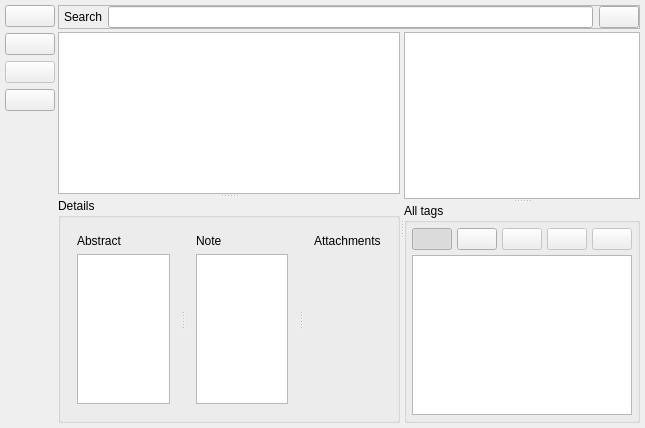
The window that PagePapers.ui (congchenutd/papernet) describes before a commit, drawn with Qt 5.
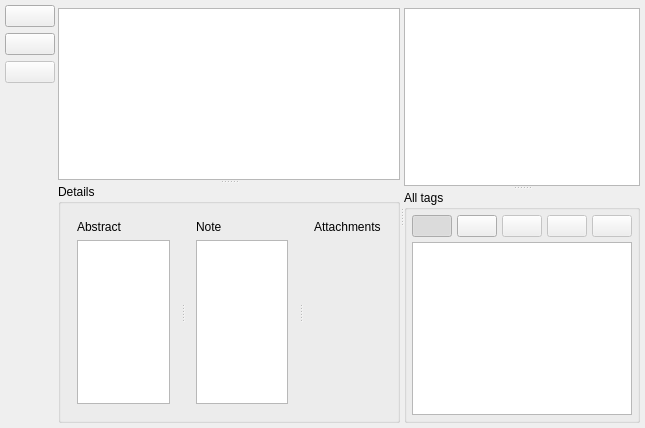
The same window after the commit. Icons and pictures are not drawn. Custom widgets are drawn as their Qt base class.

Commit message: move search to toolbar

The edit to the form file:
```diff
--- a/PagePapers.ui
+++ b/PagePapers.ui
@@ -79,26 +79,6 @@
        </property>
       </widget>
      </item>
-     <item>
-      <widget class="QPushButton" name="btSearch">
-       <property name="icon">
-        <iconset resource="MainWindow.qrc">
-         <normaloff>:/MainWindow/Images/Search.png</normaloff>:/MainWindow/Images/Search.png</iconset>
-       </property>
-       <property name="iconSize">
-        <size>
-         <width>32</width>
-         <height>32</height>
-        </size>
-       </property>
-       <property name="shortcut">
-        <string>Ctrl+F</string>
-       </property>
-       <property name="checkable">
-        <bool>true</bool>
-       </property>
-      </widget>
-     </item>
      <item>
       <spacer name="verticalSpacer">
        <property name="orientation">
@@ -114,54 +94,6 @@
      </item>
     </layout>
    </item>
-   <item row="0" column="1">
-    <widget class="QFrame" name="frameSearch">
-     <property name="frameShape">
-      <enum>QFrame::StyledPanel</enum>
-     </property>
-     <property name="frameShadow">
-      <enum>QFrame::Raised</enum>
-     </property>
-     <layout class="QHBoxLayout" name="horizontalLayout">
-      <property name="leftMargin">
-       <number>5</number>
-      </property>
-      <property name="topMargin">
-       <number>0</number>
-      </property>
-      <property name="rightMargin">
-       <number>0</number>
-      </property>
-      <property name="bottomMargin">
-       <number>0</number>
-      </property>
-      <item>
-       <widget class="QLabel" name="label_6">
-        <property name="text">
-         <string>Search</string>
-        </property>
-       </widget>
-      </item>
-      <item>
-       <widget class="QLineEdit" name="leSearch"/>
-      </item>
-      <item>
-       <widget class="QPushButton" name="btCancelSearch">
-        <property name="toolTip">
-         <string>Cancel Search</string>
-        </property>
-        <property name="icon">
-         <iconset resource="MainWindow.qrc">
-          <normaloff>:/MainWindow/Images/Cancel.png</normaloff>:/MainWindow/Images/Cancel.png</iconset>
-        </property>
-        <property name="shortcut">
-         <string>Esc</string>
-        </property>
-       </widget>
-      </item>
-     </layout>
-    </widget>
-   </item>
    <item row="1" column="1">
     <widget class="QSplitter" name="splitterHorizontal">
      <property name="sizePolicy">
```
The commit also changes 16 other files.
